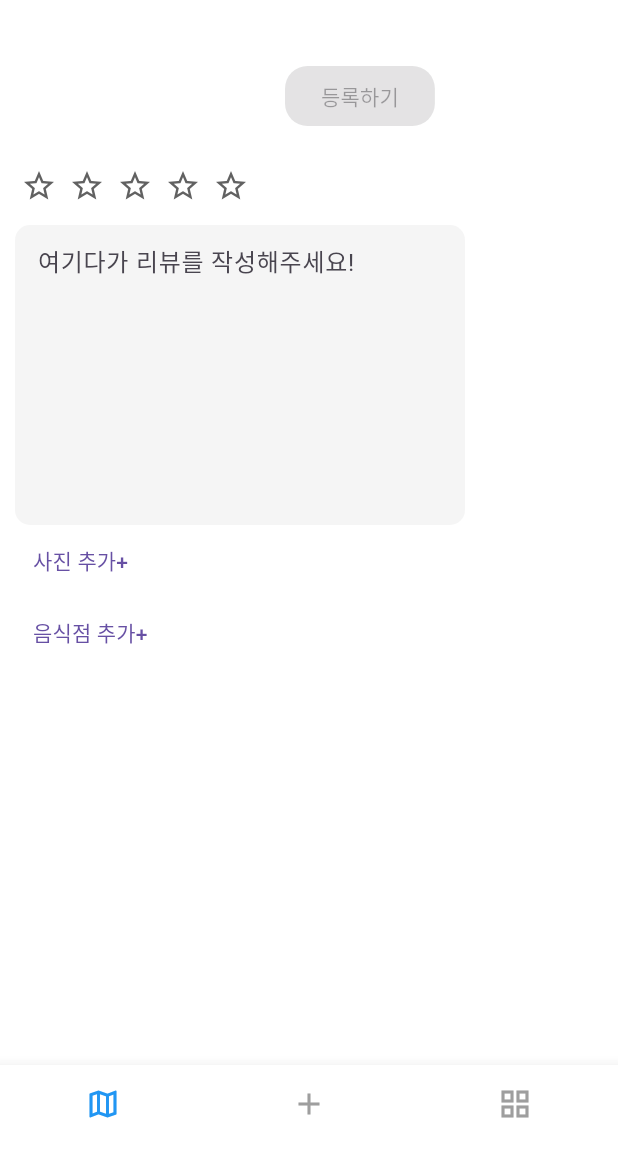
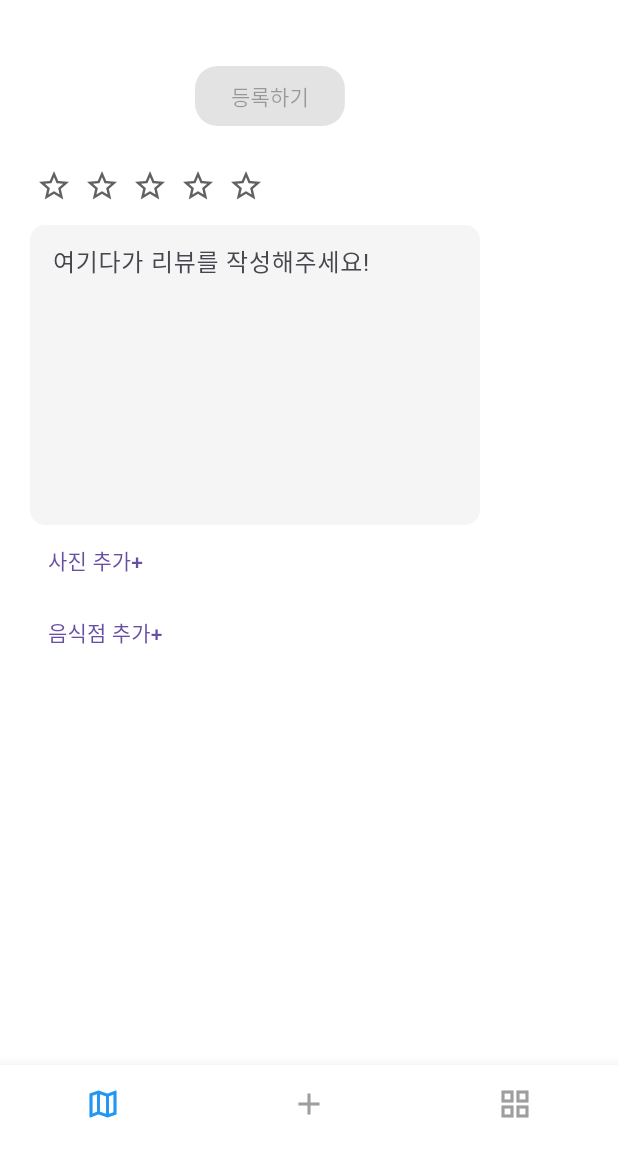
Before and after one commit to Hansung-Gourmet/flutter-app, a Flutter app: the UploadScreen screen opened directly with empty values, on a phone screen of 412 x 824 dp, the part 84-1236 px from its top. Run offline on Flutter 3.47's test engine with Material 3 defaults, Android fonts, the phone set to English and light mode, and no system bars; our stand-ins replace cached_network_image, cloud_firestore, firebase_auth, firebase_core, firebase_storage, geolocator and 4 more; missing offline and left inert: dart:ffi, firebase_app_check; accounts and stored records are empty.

Commit message:
Update UploadScreen.dart

```diff
--- a/gourmet/lib/screens/UploadScreen.dart
+++ b/gourmet/lib/screens/UploadScreen.dart
@@ -287,7 +287,7 @@ String reviewContent="";
             final userData = snapshot.data!.data() as Map<String, dynamic>;
             // ready 상태에 따라 다른 화면 보여주기
             return Container(
-              padding: EdgeInsets.only(left: 10),
+              padding: EdgeInsets.only(left: 20),
               child: Column(
                 crossAxisAlignment: CrossAxisAlignment.start,
                 children: [
@@ -296,9 +296,14 @@ String reviewContent="";
                   ),
                   Row(
                     children: [
-                      Text("${userData["Nickname"]}"),
+                      Text("${userData["Nickname"]}",style:
+                        TextStyle(
+                          fontSize: 25,
+                          fontWeight: FontWeight.w700
+
+                        ),),
                       SizedBox(
-                        width: 180,
+                        width: 110,
                       ),
                       ElevatedButton(
                           style: ElevatedButton.styleFrom(
```
